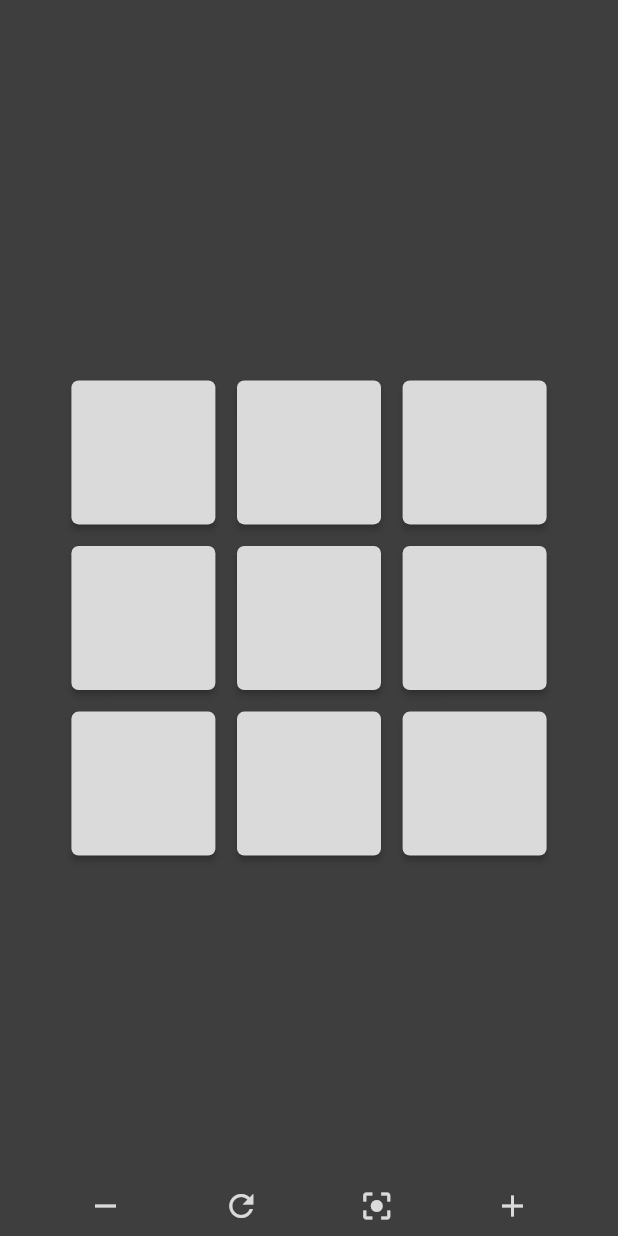
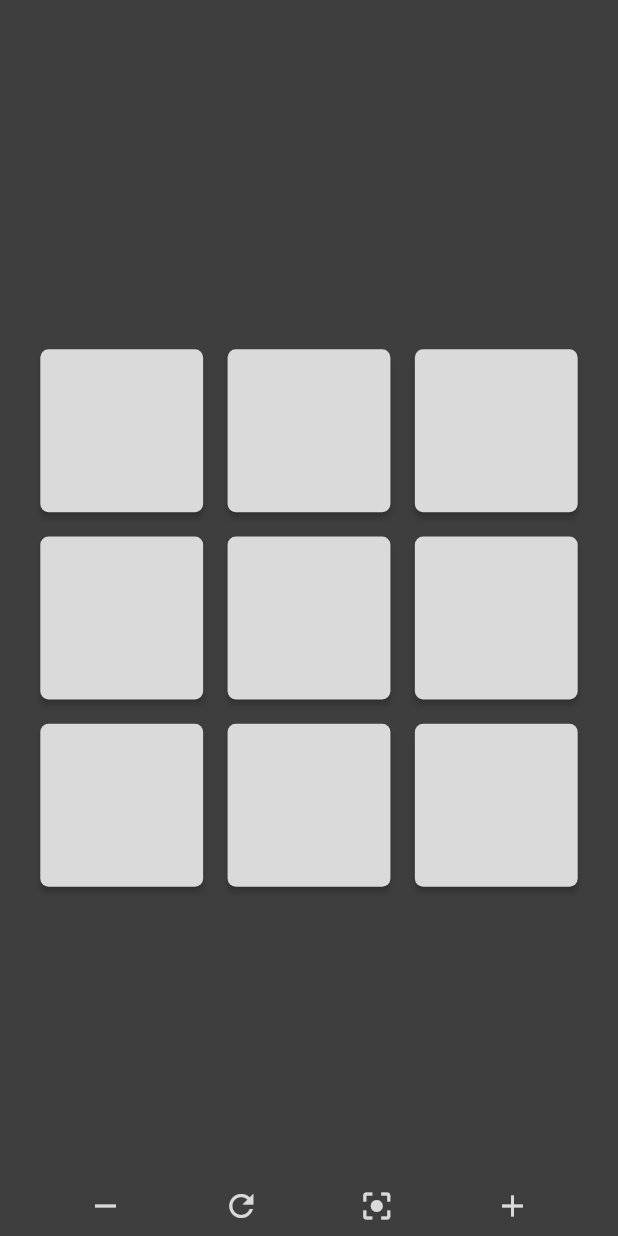
Before and after one commit to MatthewDiMarco/tictactoe-flutter, a Flutter app: the screen it shows after launch, after a tap on the "center focus strong" icon, on a phone screen of 412 x 824 dp. Run offline on Flutter 3.47's test engine with Material 2 defaults, Android fonts, the phone set to English and light mode, and no system bars; missing offline and left inert: window_size.

Commit message:
Refactor main screen plus interactivity improvements

```diff
--- a/lib/main.dart
+++ b/lib/main.dart
@@ -1,7 +1,7 @@
 import 'package:flutter/material.dart';
 import 'package:flutter/services.dart';
-import 'package:tictactoe/src/layout/game.dart';
-import 'package:tictactoe/src/widget/game_view.dart';
+import 'package:tictactoe/src/screen/game_screen.dart';
+import 'package:tictactoe/theme.dart';
 import 'package:window_size/window_size.dart';
 import 'dart:io';
 
@@ -27,7 +27,9 @@ class MyApp extends StatelessWidget {
 
   @override
   Widget build(BuildContext context) {
-    return const MaterialApp(
-        debugShowCheckedModeBanner: false, home: GameView());
+    return MaterialApp(
+        debugShowCheckedModeBanner: false,
+        theme: appTheme,
+        home: const GameScreen());
   }
 }
--- a/lib/src/layout/game.dart
+++ /dev/null
@@ -1,33 +0,0 @@
-import 'dart:developer';
-import 'dart:math';
-
-import 'package:flutter/material.dart';
-import 'package:tictactoe/src/widget/footer_button.dart';
-import 'package:tictactoe/src/widget/game_view.dart';
-import 'package:tictactoe/src/widget/grid.dart';
-
-// TODO center matrix onto screen button
-// TODO fix: on startup, InteractiveView scale / child should be auto configured / centered
-// ^ look into callbacks / controller
-// TODO when grid goes off screen, create a rim-hugging icon that shows where it is (smash bros)
-// TODO win state
-// TODO void cells
-// TODO convert global key to controller for game view
-
-class Game extends StatelessWidget {
-  static const primaryColor = Color.fromARGB(255, 218, 218, 218);
-  static const secondaryColor = Color.fromARGB(255, 62, 62, 62);
-
-  const Game({super.key});
-
-  @override
-  Widget build(BuildContext context) {
-    return Scaffold(
-        appBar: AppBar(
-          backgroundColor: secondaryColor,
-          title: const Text('TTT'),
-        ),
-        backgroundColor: secondaryColor,
-        body: const GameView());
-  }
-}
--- /dev/null
+++ b/lib/src/screen/game_screen.dart
@@ -0,0 +1,146 @@
+import 'package:flutter/material.dart';
+import 'package:flutter/scheduler.dart';
+import 'package:tictactoe/src/widget/grid.dart';
+import 'package:tictactoe/src/widget/icon_menu.dart';
+import 'dart:math';
+
+// TODO bug fix: grid lerps on start up
+// TODO win state
+// TODO void cells
+// TODO convert global key to controller for grid
+
+class GameScreen extends StatefulWidget {
+  const GameScreen({super.key});
+
+  @override
+  State<GameScreen> createState() => _GameScreenState();
+}
+
+class _GameScreenState extends State<GameScreen> with TickerProviderStateMixin {
+  static const viewMaxScale = 1.6;
+  static const viewMinScale = 0.3;
+
+  final gridState = GlobalKey<GridState>();
+  late final TransformationController _transformationController;
+  late final AnimationController _animationController;
+
+  @override
+  void initState() {
+    super.initState();
+    _transformationController = TransformationController();
+    _animationController = AnimationController(vsync: this);
+    SchedulerBinding.instance.addPostFrameCallback((timeStamp) {
+      _centerGrid();
+    });
+  }
+
+  @override
+  Widget build(BuildContext context) {
+    return Scaffold(
+        backgroundColor: Theme.of(context).backgroundColor,
+        body: Column(
+          mainAxisAlignment: MainAxisAlignment.spaceEvenly,
+          children: [_buildGameView(), _buildFooter()],
+        ));
+  }
+
+  Widget _buildGameView() {
+    return Expanded(
+        child: InteractiveViewer(
+      boundaryMargin: const EdgeInsets.all(double.infinity),
+      transformationController: _transformationController,
+      constrained: false,
+      minScale: viewMinScale,
+      maxScale: viewMaxScale,
+      child: Grid(key: gridState),
+    ));
+  }
+
+  Widget _buildFooter() {
+    MapEntry<Icon, Function()> buildFooterAction(
+        IconData icon, Function() func) {
+      return MapEntry(Icon(icon, color: Theme.of(context).primaryColor), func);
+    }
+
+    return IconMenu(
+        padding: const EdgeInsets.all(8.0),
+        color: Theme.of(context).backgroundColor,
+        actions: [
+          buildFooterAction(Icons.remove, _shrinkGrid),
+          buildFooterAction(Icons.refresh, _refreshGrid),
+          buildFooterAction(Icons.center_focus_strong, _centerGrid),
+          buildFooterAction(Icons.add, _growGrid)
+        ]);
+  }
+
+  void _growGrid() {
+    final state = gridState.currentState!;
+    state.growGrid(1);
+    SchedulerBinding.instance.addPostFrameCallback((timeStamp) {
+      _centerGrid();
+    });
+  }
+
+  void _shrinkGrid() {
+    final state = gridState.currentState!;
+    state.growGrid(-1);
+    SchedulerBinding.instance.addPostFrameCallback((timeStamp) {
+      _centerGrid();
+    });
+  }
+
+  void _refreshGrid() {
+    final state = gridState.currentState!;
+    state.resetGrid();
+    _centerGrid();
+  }
+
+  void _centerGrid() {
+    final animation = _buildGridCenterAnimation();
+    animation
+        .addListener(() => _transformationController.value = animation.value);
+    _animationController.reset();
+    _animationController.fling();
+  }
+
+  Animation<Matrix4> _buildGridCenterAnimation() {
+    final gridSize = gridState.currentContext?.size;
+    final gridLength = gridSize!.width;
+    final screen = MediaQuery.of(context).size;
+    final scale = _calcScaleFactorToFitChild(screen, gridLength);
+
+    return Matrix4Tween(
+            begin: _transformationController.value,
+            end: Matrix4.identity()
+              ..scale(scale, scale)
+              ..translate(
+                  _calcOffsetToCenterChild(screen.width, gridLength, scale),
+                  _calcOffsetToCenterChild(screen.height, gridLength, scale)))
+        .animate(_animationController);
+  }
+
+  // given the screen dimensions and the length of some child widget,
+  // calculate the scale factor needed to fit the child within the screen,
+  // in both cases where the width might exceed the height, and vice-versa;
+  // includes a generous amount of padding
+  double _calcScaleFactorToFitChild(Size screen, double childLength) {
+    const paddingFactor = 1.1;
+    return min(viewMaxScale,
+        min(screen.width, screen.height) / (childLength * paddingFactor));
+  }
+
+  // given the length of the screen and child widget, for a given dimension,
+  // calculate the offset needed to center the child along that dimension when
+  // translating it, accounting for the scale and the child's own length.
+  double _calcOffsetToCenterChild(
+      double screenLength, double childLength, double scale) {
+    return ((screenLength / scale) / 2) - ((childLength) / 2);
+  }
+
+  @override
+  void dispose() {
+    _transformationController.dispose();
+    _animationController.dispose();
+    super.dispose();
+  }
+}
--- a/lib/src/widget/footer_button.dart
+++ /dev/null
@@ -1,22 +0,0 @@
-import 'package:flutter/material.dart';
-
-class FooterButton extends StatelessWidget {
-  final EdgeInsets padding;
-  final Icon icon;
-  final Function() onTap;
-
-  const FooterButton(
-      {super.key,
-      required this.padding,
-      required this.icon,
-      required this.onTap});
-
-  @override
-  Widget build(BuildContext context) {
-    return InkWell(
-      onTap: onTap,
-      customBorder: const CircleBorder(),
-      child: Padding(padding: padding, child: icon),
-    );
-  }
-}
--- a/lib/src/widget/game_view.dart
+++ /dev/null
@@ -1,172 +0,0 @@
-import 'dart:math';
-
-import 'package:flutter/material.dart';
-import 'package:tictactoe/src/widget/footer_button.dart';
-import 'package:tictactoe/src/widget/grid.dart';
-
-class GameView extends StatefulWidget {
-  const GameView({super.key});
-
-  @override
-  State<GameView> createState() => _GameViewState();
-}
-
-class _GameViewState extends State<GameView> with TickerProviderStateMixin {
-  static const primaryColor = Color.fromARGB(255, 218, 218, 218);
-  static const secondaryColor = Color.fromARGB(255, 62, 62, 62);
-  final gridState = GlobalKey<GridState>();
-
-  final TransformationController _transformationController =
-      TransformationController();
-  // Animation<Matrix4>? _animation;
-  late AnimationController _animationController;
-
-  @override
-  void initState() {
-    super.initState();
-
-    _animationController = AnimationController(
-        vsync: this, duration: const Duration(milliseconds: 500));
-
-    _transformationController.addListener(() {
-      //print(_transformationController.value.toString());
-    });
-  }
-
-  @override
-  void dispose() {
-    _animationController.dispose();
-    _transformationController.dispose();
-    super.dispose();
-  }
-
-  @override
-  Widget build(BuildContext context) {
-    return Scaffold(
-        // TODO hitting +/- re-centers and scales
-        backgroundColor: secondaryColor,
-        body: Column(
-          mainAxisAlignment: MainAxisAlignment.spaceEvenly,
-          children: [
-            Expanded(
-                child: InteractiveViewer(
-                    boundaryMargin: const EdgeInsets.all(double.infinity),
-                    transformationController: _transformationController,
-                    minScale: 0.1,
-                    maxScale: 1.6,
-                    constrained: false,
-                    onInteractionStart: (details) {},
-                    child: Grid(key: gridState))),
-            _buildFooter()
-          ],
-        ));
-    // return Column(children: [
-    //   Expanded(
-    //       child: InteractiveViewer(
-    //           boundaryMargin: const EdgeInsets.all(double.infinity),
-    //           maxScale: 1.6,
-    //           minScale: 0.6,
-    //           transformationController: _controllerTransform,
-    //           onInteractionStart: _onInteractionStart,
-    //           constrained: false,
-    //           child: Grid(key: gridState))),
-    //   _buildFooter()
-    // ]);
-  }
-
-  Widget _buildFooter() {
-    const footerButtonPadding = EdgeInsets.all(8.0);
-
-    return Ink(
-        color: secondaryColor,
-        child: Row(mainAxisAlignment: MainAxisAlignment.spaceEvenly, children: [
-          FooterButton(
-              padding: footerButtonPadding,
-              icon: const Icon(Icons.remove, color: primaryColor),
-              onTap: _shrinkGrid),
-          FooterButton(
-              padding: footerButtonPadding,
-              icon: const Icon(Icons.refresh, color: primaryColor),
-              onTap: _refreshGrid),
-          FooterButton(
-              padding: footerButtonPadding,
-              icon: const Icon(Icons.center_focus_strong, color: primaryColor),
-              onTap: () {
-                final gridSize = gridState.currentContext?.size;
-                final gridLength = gridSize!.width;
-
-                final screen = MediaQuery.of(context).size;
-                final scale = min(1.2, screen.width / gridLength);
-
-                final animation = Matrix4Tween(
-                        begin: _transformationController.value,
-                        end: Matrix4.identity()
-                          ..scale(scale, scale)
-                          ..translate(
-                              ((screen.width / scale) / 2) - ((gridLength) / 2),
-                              ((screen.height / scale) / 2) -
-                                  ((gridLength) / 2)))
-                    .animate(_animationController);
-                animation.addListener(() {
-                  _transformationController.value = animation.value;
-                });
-                _animationController.reset();
-                // _animationController.forward();
-                _animationController.fling();
-                // setState(() {
-                //   _transformationController.value = Matrix4.identity();
-                // });
-              }),
-          FooterButton(
-              padding: footerButtonPadding,
-              icon: const Icon(Icons.add, color: primaryColor),
-              onTap: _growGrid)
-        ]));
-  }
-
-  void _shrinkGrid() {
-    final state = gridState.currentState!;
-    state.growGrid(-1);
-  }
-
-  void _growGrid() {
-    final state = gridState.currentState!;
-    state.growGrid(1);
-  }
-
-  void _refreshGrid() {
-    final state = gridState.currentState!;
-    state.resetGrid();
-  }
-
-  // void _onAnimateReset() {
-  //   _controllerTransform.value = _animationReset!.value;
-  //   if (!_controllerReset.isAnimating) {
-  //     _animationReset!.removeListener(_onAnimateReset);
-  //     _animationReset = null;
-  //     _controllerReset.reset();
-  //   }
-  // }
-
-  // void _animateResetInitialize() {
-  //   _controllerReset.reset();
-  //   _animationReset =
-  //       Matrix4Tween(begin: _controllerTransform.value, end: Matrix4.identity())
-  //           .animate(_controllerReset);
-  //   _animationReset!.addListener(_onAnimateReset);
-  //   _controllerReset.forward();
-  // }
-
-  // void _animateResetStop() {
-  //   _controllerReset.stop();
-  //   _animationReset?.removeListener(_onAnimateReset);
-  //   _animationReset = null;
-  //   _controllerReset.reset();
-  // }
-
-  // void _onInteractionStart(ScaleStartDetails details) {
-  //   if (_controllerReset.status == AnimationStatus.forward) {
-  //     _animateResetStop();
-  //   }
-  // }
-}
--- /dev/null
+++ b/lib/src/widget/icon_menu.dart
@@ -0,0 +1,32 @@
+import 'package:flutter/material.dart';
+
+class IconMenu extends StatelessWidget {
+  final EdgeInsets padding;
+  final Color color;
+  final List<MapEntry<Icon, Function()>> actions;
+
+  const IconMenu(
+      {super.key,
+      required this.padding,
+      required this.color,
+      required this.actions});
+
+  @override
+  Widget build(BuildContext context) {
+    return Ink(
+        color: color,
+        child: Row(
+          mainAxisAlignment: MainAxisAlignment.spaceEvenly,
+          children: _buildActions(),
+        ));
+  }
+
+  List<Widget> _buildActions() {
+    return actions.map((action) {
+      return InkWell(
+          customBorder: const CircleBorder(),
+          onTap: action.value,
+          child: Padding(padding: padding, child: action.key));
+    }).toList();
+  }
+}
--- /dev/null
+++ b/lib/theme.dart
@@ -0,0 +1,7 @@
+import 'package:flutter/material.dart';
+
+const primaryColor = Color.fromARGB(255, 218, 218, 218);
+const backgroundColor = Color.fromARGB(255, 62, 62, 62);
+
+final appTheme =
+    ThemeData(primaryColor: primaryColor, backgroundColor: backgroundColor);
```
